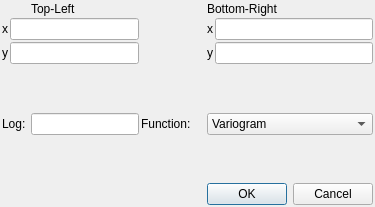
Before: the Qt Designer form vardialog.ui in kofes/satelliteQt, drawn with Qt 5.
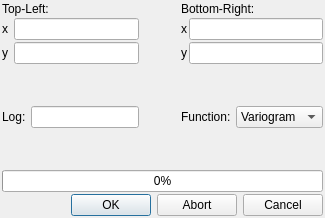
After: the same form once the commit is applied.

```diff
--- a/vardialog.ui
+++ b/vardialog.ui
@@ -6,14 +6,32 @@
    <rect>
     <x>0</x>
     <y>0</y>
-    <width>375</width>
-    <height>207</height>
+    <width>420</width>
+    <height>320</height>
    </rect>
   </property>
+  <property name="sizePolicy">
+   <sizepolicy hsizetype="Maximum" vsizetype="Maximum">
+    <horstretch>0</horstretch>
+    <verstretch>0</verstretch>
+   </sizepolicy>
+  </property>
+  <property name="maximumSize">
+   <size>
+    <width>480</width>
+    <height>320</height>
+   </size>
+  </property>
   <property name="windowTitle">
    <string>Dialog</string>
   </property>
-  <layout class="QGridLayout" name="gridLayout_3" rowstretch="0,0,0,0,0,0,0,0,0,0,0,0,0,0,0,0" columnstretch="0,0,0,0,5,20,5,0,0,0,0,0">
+  <layout class="QVBoxLayout" name="verticalLayout">
+   <property name="spacing">
+    <number>2</number>
+   </property>
+   <property name="sizeConstraint">
+    <enum>QLayout::SetFixedSize</enum>
+   </property>
    <property name="leftMargin">
     <number>2</number>
    </property>
@@ -26,121 +44,168 @@
    <property name="bottomMargin">
     <number>2</number>
    </property>
-   <property name="spacing">
-    <number>2</number>
-   </property>
-   <item row="4" column="1">
-    <widget class="QLabel" name="label_6">
-     <property name="text">
-      <string>Log: </string>
-     </property>
-    </widget>
-   </item>
-   <item row="4" column="9">
-    <widget class="QComboBox" name="comboBox">
-     <item>
-      <property name="text">
-       <string>Variogram</string>
-      </property>
-     </item>
-     <item>
-      <property name="text">
-       <string>Variance</string>
-      </property>
-     </item>
-    </widget>
-   </item>
-   <item row="4" column="4">
-    <widget class="QLabel" name="label_5">
-     <property name="text">
-      <string>Function: </string>
-     </property>
-    </widget>
-   </item>
-   <item row="0" column="2">
-    <widget class="QLabel" name="label_8">
-     <property name="text">
-      <string>Top-Left</string>
-     </property>
-    </widget>
-   </item>
-   <item row="4" column="2">
-    <widget class="QLineEdit" name="lineEdit_3"/>
-   </item>
-   <item row="2" column="1" colspan="2">
-    <layout class="QGridLayout" name="gridLayout">
-     <item row="0" column="0">
-      <widget class="QLabel" name="label">
-       <property name="text">
-        <string>x</string>
-       </property>
-      </widget>
-     </item>
+   <item>
+    <layout class="QGridLayout" name="gridLayout_4" rowstretch="1,1,1" columnstretch="5,0,5">
      <item row="0" column="1">
-      <widget class="QLineEdit" name="line_top_left_x">
-       <property name="inputMethodHints">
-        <set>Qt::ImhDigitsOnly|Qt::ImhPreferNumbers</set>
+      <spacer name="horizontalSpacer">
+       <property name="orientation">
+        <enum>Qt::Horizontal</enum>
        </property>
-      </widget>
-     </item>
-     <item row="2" column="0">
-      <widget class="QLabel" name="label_2">
-       <property name="text">
-        <string>y</string>
+       <property name="sizeHint" stdset="0">
+        <size>
+         <width>40</width>
+         <height>20</height>
+        </size>
        </property>
-      </widget>
+      </spacer>
      </item>
-     <item row="2" column="1">
-      <widget class="QLineEdit" name="line_top_left_y"/>
-     </item>
-    </layout>
-   </item>
-   <item row="2" column="4">
-    <spacer name="horizontalSpacer">
-     <property name="orientation">
-      <enum>Qt::Horizontal</enum>
-     </property>
-     <property name="sizeHint" stdset="0">
-      <size>
-       <width>40</width>
-       <height>20</height>
-      </size>
-     </property>
-    </spacer>
-   </item>
-   <item row="2" column="9">
-    <layout class="QGridLayout" name="gridLayout_2">
-     <item row="1" column="0">
-      <widget class="QLabel" name="label_4">
-       <property name="text">
-        <string>y</string>
+     <item row="0" column="2">
+      <layout class="QGridLayout" name="gridLayout_2">
+       <property name="verticalSpacing">
+        <number>2</number>
        </property>
-      </widget>
+       <item row="2" column="0">
+        <widget class="QLabel" name="label_4">
+         <property name="text">
+          <string>y</string>
+         </property>
+        </widget>
+       </item>
+       <item row="1" column="0">
+        <widget class="QLabel" name="label_3">
+         <property name="text">
+          <string>x</string>
+         </property>
+        </widget>
+       </item>
+       <item row="1" column="1">
+        <widget class="QLineEdit" name="line_bottom_right_x">
+         <property name="inputMethodHints">
+          <set>Qt::ImhDigitsOnly|Qt::ImhPreferNumbers</set>
+         </property>
+        </widget>
+       </item>
+       <item row="2" column="1">
+        <widget class="QLineEdit" name="line_bottom_right_y">
+         <property name="inputMethodHints">
+          <set>Qt::ImhDigitsOnly|Qt::ImhPreferNumbers</set>
+         </property>
+        </widget>
+       </item>
+       <item row="0" column="0" colspan="2">
+        <widget class="QLabel" name="label_7">
+         <property name="text">
+          <string>Bottom-Right:</string>
+         </property>
+        </widget>
+       </item>
+      </layout>
      </item>
      <item row="0" column="0">
-      <widget class="QLabel" name="label_3">
-       <property name="text">
-        <string>x</string>
+      <layout class="QGridLayout" name="gridLayout" rowminimumheight="1,2,2,0">
+       <property name="horizontalSpacing">
+        <number>6</number>
        </property>
-      </widget>
-     </item>
-     <item row="0" column="1">
-      <widget class="QLineEdit" name="line_botttom_right_x"/>
+       <property name="verticalSpacing">
+        <number>2</number>
+       </property>
+       <item row="1" column="0">
+        <widget class="QLabel" name="label">
+         <property name="text">
+          <string>x</string>
+         </property>
+        </widget>
+       </item>
+       <item row="1" column="1">
+        <widget class="QLineEdit" name="line_top_left_x">
+         <property name="inputMethodHints">
+          <set>Qt::ImhDigitsOnly|Qt::ImhPreferNumbers</set>
+         </property>
+        </widget>
+       </item>
+       <item row="0" column="0" colspan="2">
+        <widget class="QLabel" name="label_8">
+         <property name="text">
+          <string>Top-Left:</string>
+         </property>
+        </widget>
+       </item>
+       <item row="2" column="1">
+        <widget class="QLineEdit" name="line_top_left_y">
+         <property name="inputMethodHints">
+          <set>Qt::ImhDigitsOnly|Qt::ImhPreferNumbers</set>
+         </property>
+        </widget>
+       </item>
+       <item row="2" column="0">
+        <widget class="QLabel" name="label_2">
+         <property name="text">
+          <string>y</string>
+         </property>
+        </widget>
+       </item>
+      </layout>
      </item>
      <item row="1" column="1">
-      <widget class="QLineEdit" name="line_botttom_right_y"/>
+      <spacer name="verticalSpacer_2">
+       <property name="orientation">
+        <enum>Qt::Vertical</enum>
+       </property>
+       <property name="sizeHint" stdset="0">
+        <size>
+         <width>20</width>
+         <height>40</height>
+        </size>
+       </property>
+      </spacer>
+     </item>
+     <item row="2" column="0">
+      <layout class="QHBoxLayout" name="horizontalLayout_2">
+       <item>
+        <widget class="QLabel" name="label_6">
+         <property name="text">
+          <string>Log: </string>
+         </property>
+        </widget>
+       </item>
+       <item>
+        <widget class="QLineEdit" name="line_log">
+         <property name="inputMethodHints">
+          <set>Qt::ImhDigitsOnly|Qt::ImhPreferNumbers</set>
+         </property>
+        </widget>
+       </item>
+      </layout>
+     </item>
+     <item row="2" column="2">
+      <layout class="QHBoxLayout" name="horizontalLayout">
+       <item>
+        <widget class="QLabel" name="label_5">
+         <property name="text">
+          <string>Function: </string>
+         </property>
+        </widget>
+       </item>
+       <item>
+        <widget class="QComboBox" name="comboBox">
+         <item>
+          <property name="text">
+           <string>Variogram</string>
+          </property>
+         </item>
+         <item>
+          <property name="text">
+           <string>Variance</string>
+          </property>
+         </item>
+        </widget>
+       </item>
+      </layout>
      </item>
     </layout>
    </item>
-   <item row="0" column="9">
-    <widget class="QLabel" name="label_7">
-     <property name="text">
-      <string>Bottom-Right</string>
-     </property>
-    </widget>
-   </item>
-   <item row="3" column="9">
-    <spacer name="verticalSpacer_2">
+   <item>
+    <spacer name="verticalSpacer">
      <property name="orientation">
       <enum>Qt::Vertical</enum>
      </property>
@@ -152,29 +217,38 @@
      </property>
     </spacer>
    </item>
-   <item row="6" column="9">
+   <item>
+    <widget class="QProgressBar" name="progressBar">
+     <property name="sizePolicy">
+      <sizepolicy hsizetype="Preferred" vsizetype="Fixed">
+       <horstretch>0</horstretch>
+       <verstretch>0</verstretch>
+      </sizepolicy>
+     </property>
+     <property name="layoutDirection">
+      <enum>Qt::LeftToRight</enum>
+     </property>
+     <property name="autoFillBackground">
+      <bool>false</bool>
+     </property>
+     <property name="value">
+      <number>0</number>
+     </property>
+     <property name="alignment">
+      <set>Qt::AlignLeading|Qt::AlignLeft|Qt::AlignVCenter</set>
+     </property>
+    </widget>
+   </item>
+   <item>
     <widget class="QDialogButtonBox" name="buttonBox">
      <property name="orientation">
       <enum>Qt::Horizontal</enum>
      </property>
      <property name="standardButtons">
-      <set>QDialogButtonBox::Cancel|QDialogButtonBox::Ok</set>
+      <set>QDialogButtonBox::Abort|QDialogButtonBox::Cancel|QDialogButtonBox::Ok</set>
      </property>
     </widget>
    </item>
-   <item row="5" column="9">
-    <spacer name="verticalSpacer">
-     <property name="orientation">
-      <enum>Qt::Vertical</enum>
-     </property>
-     <property name="sizeHint" stdset="0">
-      <size>
-       <width>20</width>
-       <height>40</height>
-      </size>
-     </property>
-    </spacer>
-   </item>
   </layout>
  </widget>
  <resources/>
```
Left out of the diff: 2 changed lines with no effect on the pictures.
